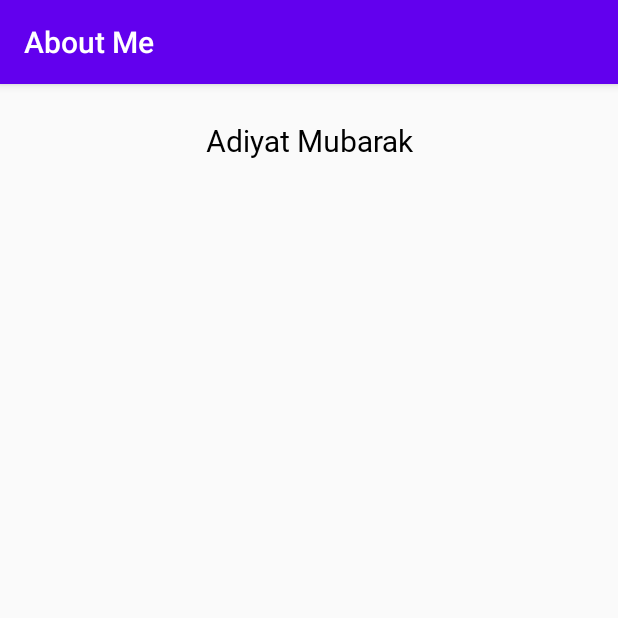
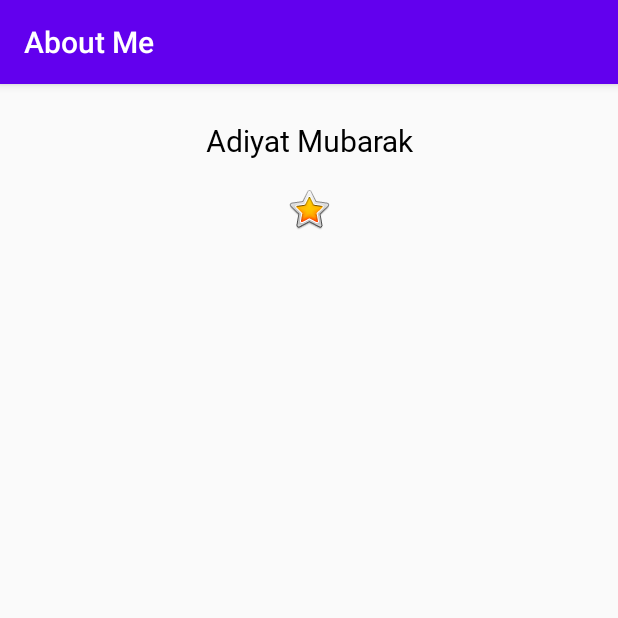
Before and after one commit to Keda87/udacity-android-kotlin, an Android app: the screen it shows after launch (MainActivity), on a phone screen of 412 x 824 dp, the top half of it. Run offline under Robolectric (Android 15) with nearby library versions, the phone set to English and light mode, and no system bars.

Commit message:
Section 2: styling textview and imageview

```diff
--- a/AboutMe/app/src/main/res/layout/activity_main.xml
+++ b/AboutMe/app/src/main/res/layout/activity_main.xml
@@ -1,6 +1,7 @@
 <?xml version="1.0" encoding="utf-8"?>
 <LinearLayout
     xmlns:android="http://schemas.android.com/apk/res/android"
+    xmlns:app="http://schemas.android.com/apk/res-auto"
     android:orientation="vertical"
     android:layout_width="match_parent"
     android:layout_height="match_parent">
@@ -12,4 +13,12 @@
         android:text="@string/name"
         android:textAlignment="center"
         style="@style/NameStyle" />
+
+    <ImageView
+        android:id="@+id/star_image"
+        android:layout_width="match_parent"
+        android:layout_height="wrap_content"
+        app:srcCompat="@android:drawable/btn_star_big_on"
+        android:contentDescription="@string/yellow_star"
+        android:layout_marginTop="@dimen/layout_margin"/>
 </LinearLayout>
--- a/AboutMe/app/src/main/res/values/strings.xml
+++ b/AboutMe/app/src/main/res/values/strings.xml
@@ -1,4 +1,5 @@
 <resources>
     <string name="app_name">About Me</string>
     <string name="name">Adiyat Mubarak</string>
+    <string name="yellow_star">Yellow Star</string>
 </resources>
```
